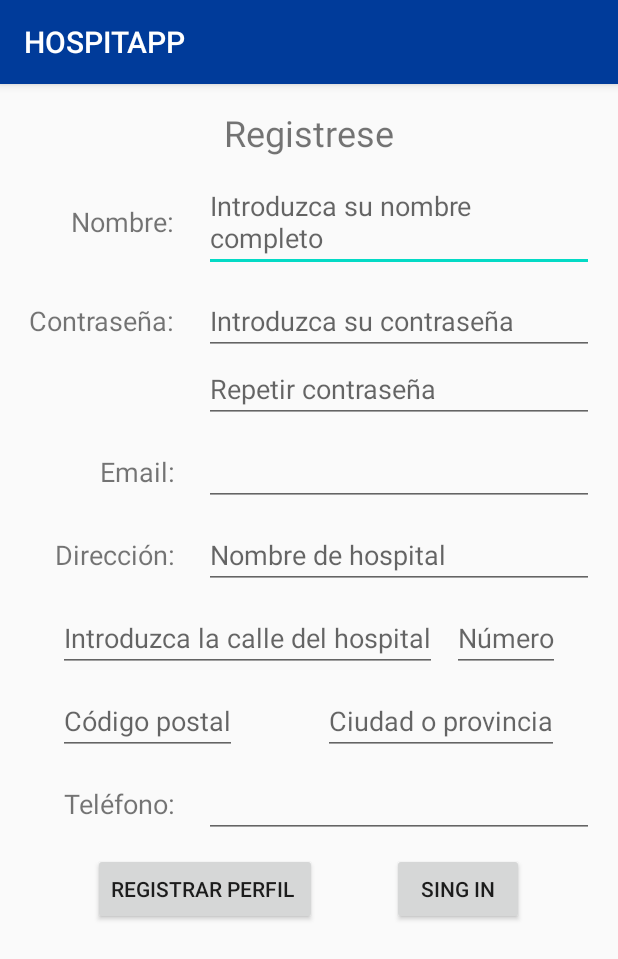
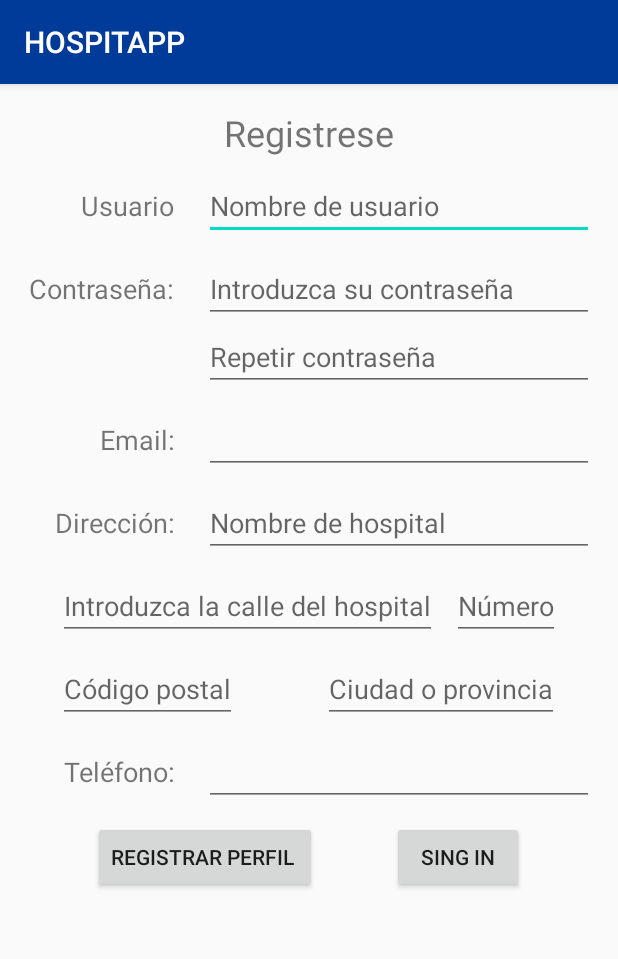
Before and after one commit to SergioMiguez/Kill-the-Creature-Hackathon, an Android app: the screen it shows after launch (RegisterActivity), after a tap on "REGISTRARSE", on a phone screen of 412 x 824 dp. Shown: the top 959 px of the screen. Run offline under Robolectric (Android 15) with nearby library versions, the phone set to English and light mode, and no system bars; our stand-ins replace Volley; network calls fail.

Commit message:
Name Destruction and Usernames for the Win

```diff
--- a/Android-dev/HOSPITAPP/app/src/main/java/com/example/hospitapp/LoginActivity.java
+++ b/Android-dev/HOSPITAPP/app/src/main/java/com/example/hospitapp/LoginActivity.java
@@ -29,7 +29,7 @@ public class LoginActivity extends AppCompatActivity {
     private TextView emailInput;
     private TextView passwordInput;
 
-    private String email;
+    public String email;
     private String password;
 
     private boolean loginSuccess;
--- a/Android-dev/HOSPITAPP/app/src/main/java/com/example/hospitapp/ui/ListProveedoresClass.java
+++ b/Android-dev/HOSPITAPP/app/src/main/java/com/example/hospitapp/ui/ListProveedoresClass.java
@@ -47,7 +47,7 @@ public class ListProveedoresClass extends RecyclerView.Adapter<ListProveedoresCl
 
     @Override
     public void onBindViewHolder(@NonNull OrderViewHolder holder, int position) {
-        holder.textName.setText(listOfProveedores.get(position).getNombre());
+        holder.textName.setText(listOfProveedores.get(position).getUsuario());
         holder.textBusinessName.setText(listOfProveedores.get(position).getNameBusiness());
         holder.textEmail.setText(listOfProveedores.get(position).getEmail());
     }
--- a/Android-dev/HOSPITAPP/app/src/main/res/layout/activity_user_register.xml
+++ b/Android-dev/HOSPITAPP/app/src/main/res/layout/activity_user_register.xml
@@ -43,7 +43,7 @@
             android:id="@+id/name_text"
             android:layout_width="wrap_content"
             android:layout_height="wrap_content"
-            android:text="Nombre:"
+            android:text="Usuario"
             android:textSize="18sp"
             >
 
@@ -53,7 +53,7 @@
             android:id="@+id/nameRegistered"
             android:layout_width="260dp"
             android:layout_height="wrap_content"
-            android:hint="Introduzca su nombre completo"
+            android:hint="Nombre de usuario"
             android:layout_marginLeft="20dp"
             >
 
```
Also changed, not shown: Android-dev/HOSPITAPP/app/src/main/java/com/example/hospitapp/Proveedor.java (+2 -13 lines).
